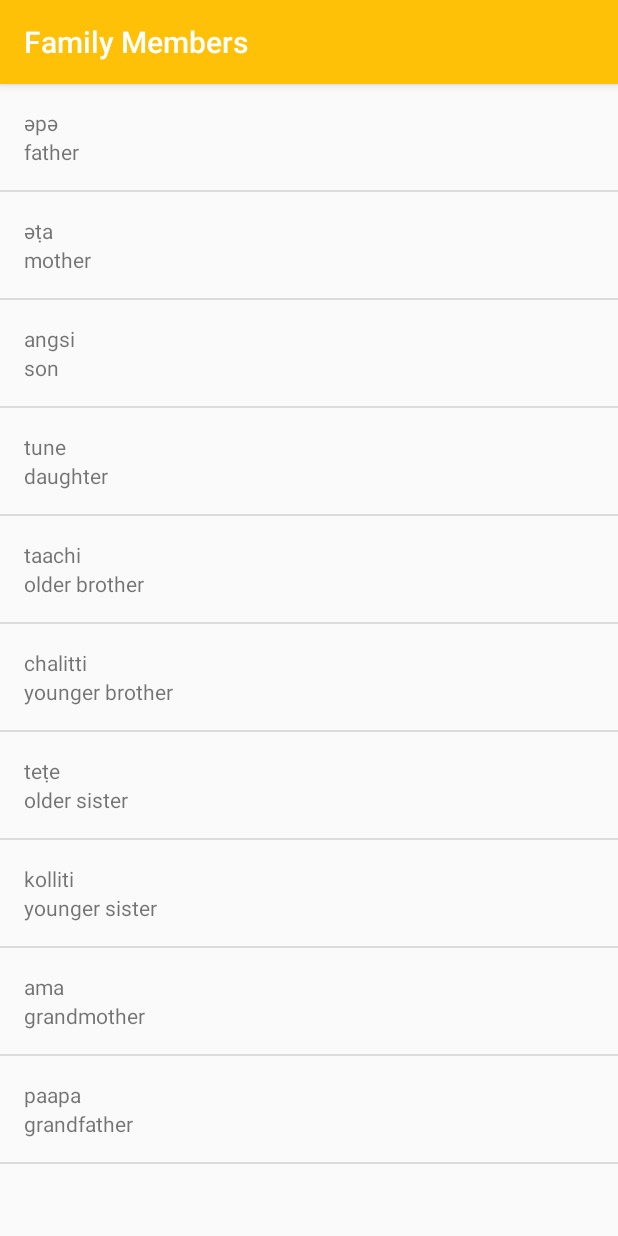
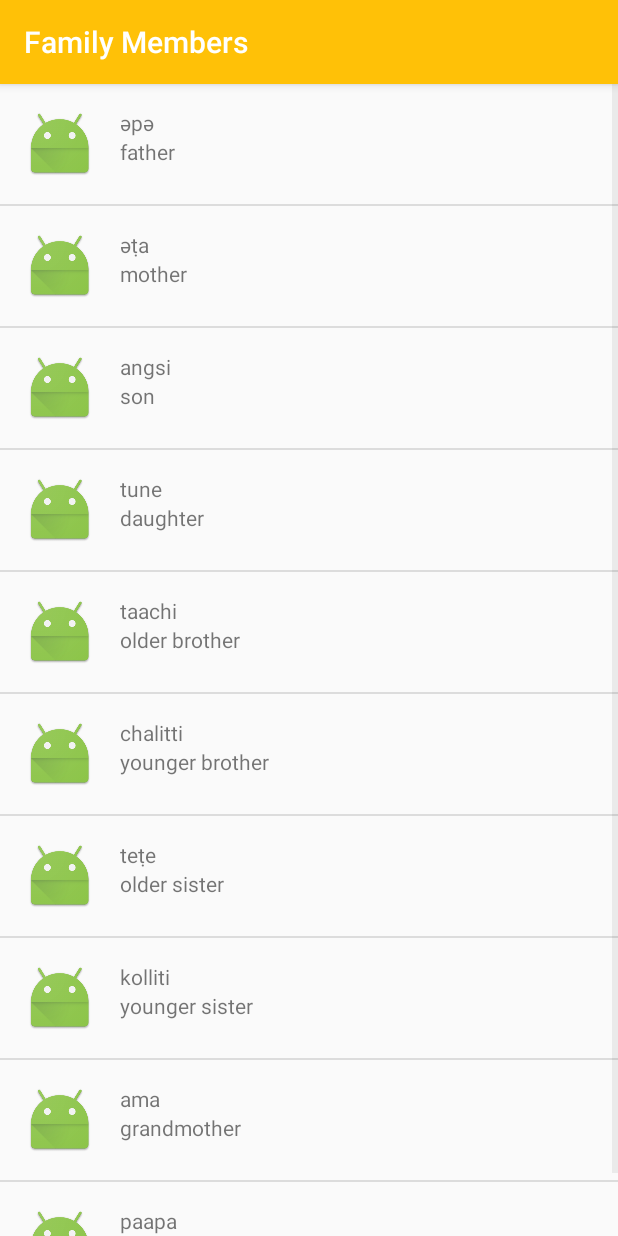
Before and after one commit to zakafir/MWK, an Android app: the FamilyActivity screen opened directly, with no data from a screen before it, on a phone screen of 412 x 824 dp. Run offline under Robolectric (Android 15) with nearby library versions, the phone set to English and light mode, and no system bars.

Commit message:
preparing images

```diff
--- a/app/src/main/java/com/st00/afir/mwk/FamilyActivity.java
+++ b/app/src/main/java/com/st00/afir/mwk/FamilyActivity.java
@@ -34,9 +34,16 @@ public class FamilyActivity extends AppCompatActivity {
         splitEnglishMembers = englishFamilyMembers.split(";");
         splitMiwokMembers = miwokFamilyMembers.split("\n");
 
-        for (int i = 0; i < splitEnglishMembers.length; ++i) {
-            listOfMembers.add(new Word(splitEnglishMembers[i], splitMiwokMembers[i]));
-        }
+        listOfMembers.add(new Word(splitEnglishMembers[0], splitMiwokMembers[0]));
+        listOfMembers.add(new Word(splitEnglishMembers[1], splitMiwokMembers[1]));
+        listOfMembers.add(new Word(splitEnglishMembers[2], splitMiwokMembers[2]));
+        listOfMembers.add(new Word(splitEnglishMembers[3], splitMiwokMembers[3]));
+        listOfMembers.add(new Word(splitEnglishMembers[4], splitMiwokMembers[4]));
+        listOfMembers.add(new Word(splitEnglishMembers[5], splitMiwokMembers[5]));
+        listOfMembers.add(new Word(splitEnglishMembers[6], splitMiwokMembers[6]));
+        listOfMembers.add(new Word(splitEnglishMembers[7], splitMiwokMembers[7]));
+        listOfMembers.add(new Word(splitEnglishMembers[8], splitMiwokMembers[8]));
+        listOfMembers.add(new Word(splitEnglishMembers[9], splitMiwokMembers[9]));
 
         WordAdapter adapter = new WordAdapter(this, listOfMembers);
         ListView listView = (ListView) findViewById(R.id.list);
--- a/app/src/main/res/layout/list_item.xml
+++ b/app/src/main/res/layout/list_item.xml
@@ -4,11 +4,23 @@
 
 <LinearLayout xmlns:android="http://schemas.android.com/apk/res/android"
     xmlns:tools="http://schemas.android.com/tools"
-    android:orientation="vertical" android:layout_width="match_parent"
+    android:orientation="horizontal" android:layout_width="match_parent"
     android:padding="16dp"
     android:layout_height="match_parent">
 
+    <ImageView
+        android:id="@+id/image"
+        android:src="@mipmap/ic_launcher"
+        android:layout_width="wrap_content"
+        android:layout_height="wrap_content" />
 
+
+    <LinearLayout
+        android:id="@+id/textContainer"
+        android:paddingLeft="16dp"
+        android:orientation="vertical"
+        android:layout_width="match_parent"
+        android:layout_height="wrap_content">
         <TextView
             android:id="@+id/miwokTextView"
             tools:text="utti"
@@ -22,3 +34,5 @@
             android:layout_height="wrap_content" />
 
     </LinearLayout>
+
+</LinearLayout>
```
Also changed, not shown: app/src/main/java/com/st00/afir/mwk/ColorsActivity.java (+9 -3 lines), app/src/main/java/com/st00/afir/mwk/NumbersActivity.java (+13 -4 lines), app/src/main/java/com/st00/afir/mwk/Word.java (+11 -0 lines). Lines whose indentation alone changed are shown as unchanged.
